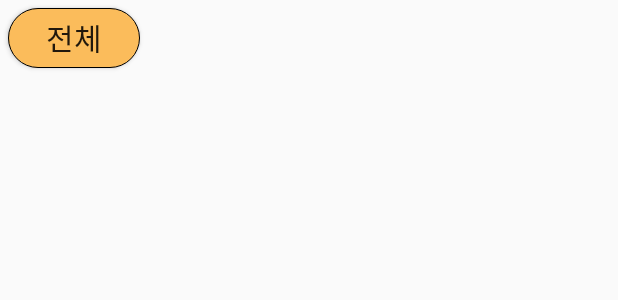
After one commit to twodf78/project2, an Android app: the layout mypage_itemlist_myhobby.xml on its own in the app's theme, with its tools: preview values and no code run, on a phone screen of 412 x 824 dp. The commit adds this screen. Shown: the top 300 px of the screen. Run offline under Robolectric (Android 15) with nearby library versions, the phone set to English and light mode, and no system bars.

Commit message:
mypage 이쁘게 고침ㅎㅎ

```diff
--- /dev/null
+++ b/app/src/main/res/drawable/btn_round_shape2.xml
@@ -0,0 +1,11 @@
+<?xml version="1.0" encoding="utf-8"?>
+<shape xmlns:android="http://schemas.android.com/apk/res/android"
+    android:shape="rectangle">
+
+    <stroke
+        android:width="0.5dp"
+        android:color="@color/black" />
+    <solid
+        android:color="@color/lightorange"/>
+    <corners android:radius="30dp" />
+</shape>
--- /dev/null
+++ b/app/src/main/res/layout/mypage_itemlist_myhobby.xml
@@ -0,0 +1,14 @@
+<?xml version="1.0" encoding="utf-8"?>
+<LinearLayout xmlns:android="http://schemas.android.com/apk/res/android"
+    android:layout_width="match_parent"
+    android:layout_height="match_parent">
+
+    <Button
+        android:layout_width="wrap_content"
+        android:layout_height="40dp"
+        android:background="@drawable/btn_round_shape2"
+        android:text="전체"
+        android:layout_margin="5dp"
+        android:textSize="20dp"/>
+
+</LinearLayout>
--- a/app/src/main/res/values/colors.xml
+++ b/app/src/main/res/values/colors.xml
@@ -7,7 +7,8 @@
     <color name="teal_700">#FF018786</color>
     <color name="black">#FF000000</color>
     <color name="white">#FFFFFFFF</color>
-    <color name="gray">#EDEBEB</color>
+    <color name="lightgray">#EDEBEB</color>
+    <color name="gray">#DAD8D8</color>
     <color name="lightblue">#8FC3F8</color>
     <color name="lightblue2">#6EB1F8</color>
     <color name="yellow">#FFEB3B</color>
@@ -15,4 +16,7 @@
     <color name="blue">#3691EF</color>
     <color name="lightblue0">#AACDF1</color>
     <color name="orange">#FF9C03</color>
+    <color name="lightorange">#FBBC5B</color>
+    <color name="lightblue00">#CFE2F4</color>
+    <color name="lightorange1">#F4E8D5</color>
 </resources>
```
Also changed, not shown: app/src/main/res/drawable/btn_round_shape0.xml (added, +13 -0 lines), app/src/main/res/layout/activity_mypage_select_hobby.xml (+33 -2 lines), app/src/main/res/layout/fragment_mypage.xml (+39 -17 lines).
